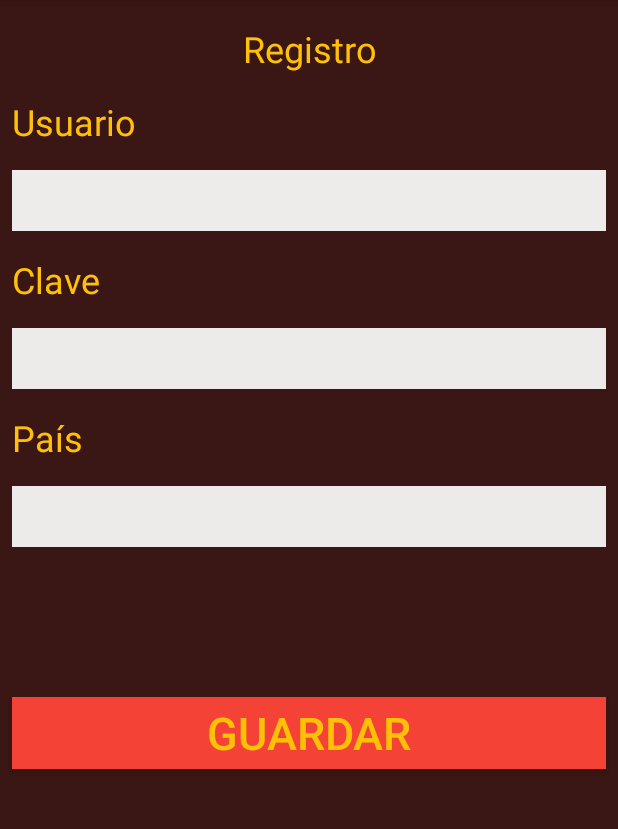
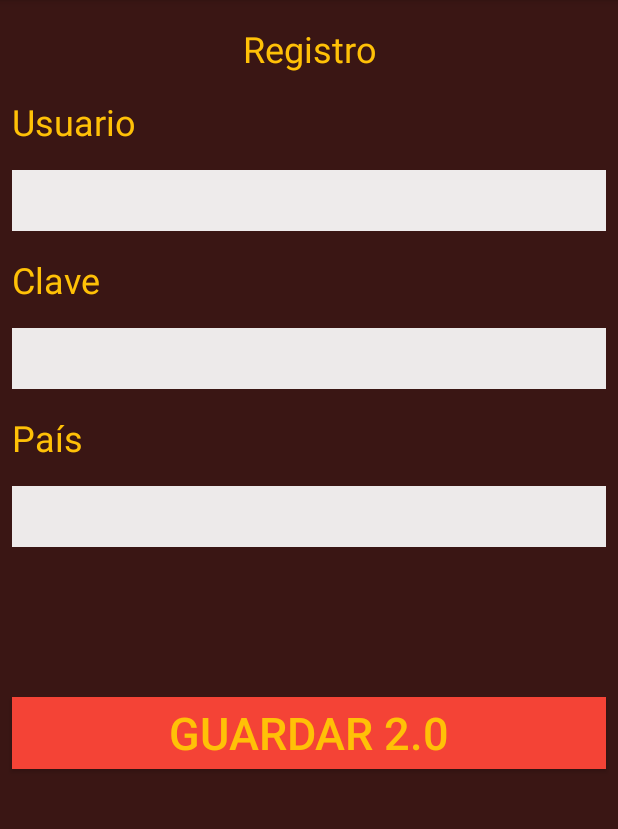
Before and after one commit to eliasFAI/Game, an Android app: the Main2Activity screen opened directly, with no data from a screen before it, on a phone screen of 412 x 824 dp, the part 84-913 px from its top. Run offline under Robolectric (Android 15) with nearby library versions, the phone set to English and light mode, and no system bars.

Commit message:
Boton 2.0

```diff
--- a/app/src/main/res/layout/activity_main2.xml
+++ b/app/src/main/res/layout/activity_main2.xml
@@ -131,7 +131,7 @@
         android:layout_marginRight="8dp"
         android:background="#F44336"
         android:onClick="guardar"
-        android:text="GUARDAR"
+        android:text="GUARDAR 2.0"
         android:textColor="#FFC107"
         android:textSize="30sp"
         app:layout_constraintEnd_toEndOf="parent"
```
Also changed, not shown: 2 other files.
